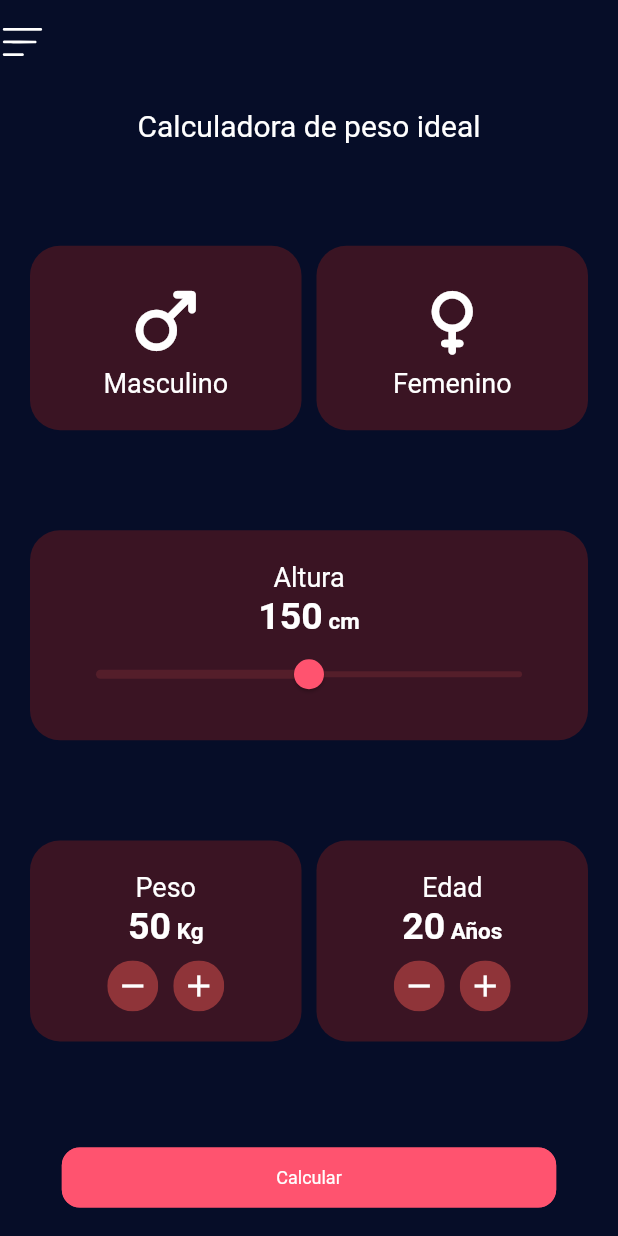
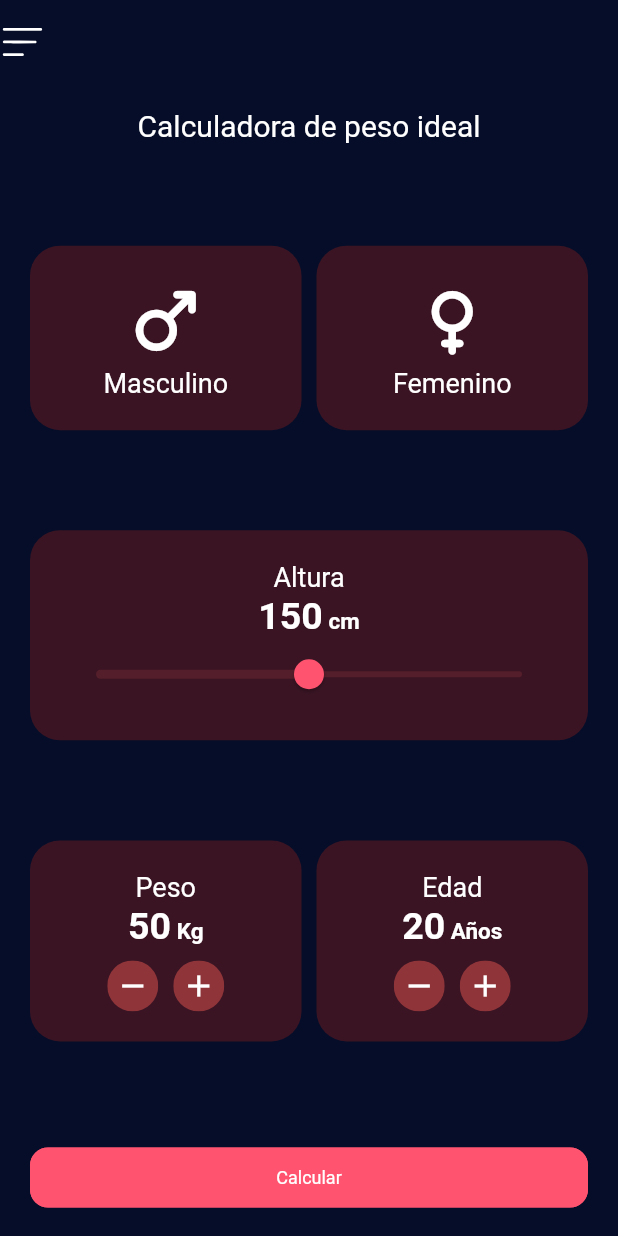
Before and after one commit to stivengm/calculadora_peso_flutter, a Flutter app: the screen it shows after launch, on a phone screen of 412 x 824 dp. Run offline on Flutter 3.47's test engine with Material 2 defaults, Android fonts, the phone set to English and light mode, and no system bars; our stand-ins replace flutter_svg, fluttertoast.

Commit message:
FIX - Ajuste de diseño de botón.

```diff
--- a/lib/gui/views/bmi_calculator_view/bmi_calculator_view.dart
+++ b/lib/gui/views/bmi_calculator_view/bmi_calculator_view.dart
@@ -240,10 +240,7 @@ class _BMICalculatorViewState extends State<BMICalculatorView> {
                 ),
               ],
             ),
-            SizedBox(
-              width: media.width * .8,
-              child: PrimaryButton(text: "Calcular", onPressed: next,),
-            ),
+            PrimaryButton(text: "Calcular", onPressed: next),
           ],
         ),
       ),
--- a/lib/gui/views/result_calculator_view/result_calculator_view.dart
+++ b/lib/gui/views/result_calculator_view/result_calculator_view.dart
@@ -46,7 +46,7 @@ class ResultCalculatorView extends StatelessWidget {
         backgroundColor: Colors.transparent,
       ),
       body: Padding(
-        padding: const EdgeInsets.only(left: 20.0, right: 20.0, bottom: 10.0),
+        padding: const EdgeInsets.only(left: 20.0, right: 20.0, bottom: 15.0),
         child: Column(
           mainAxisAlignment: MainAxisAlignment.spaceBetween,
           children: [
```
